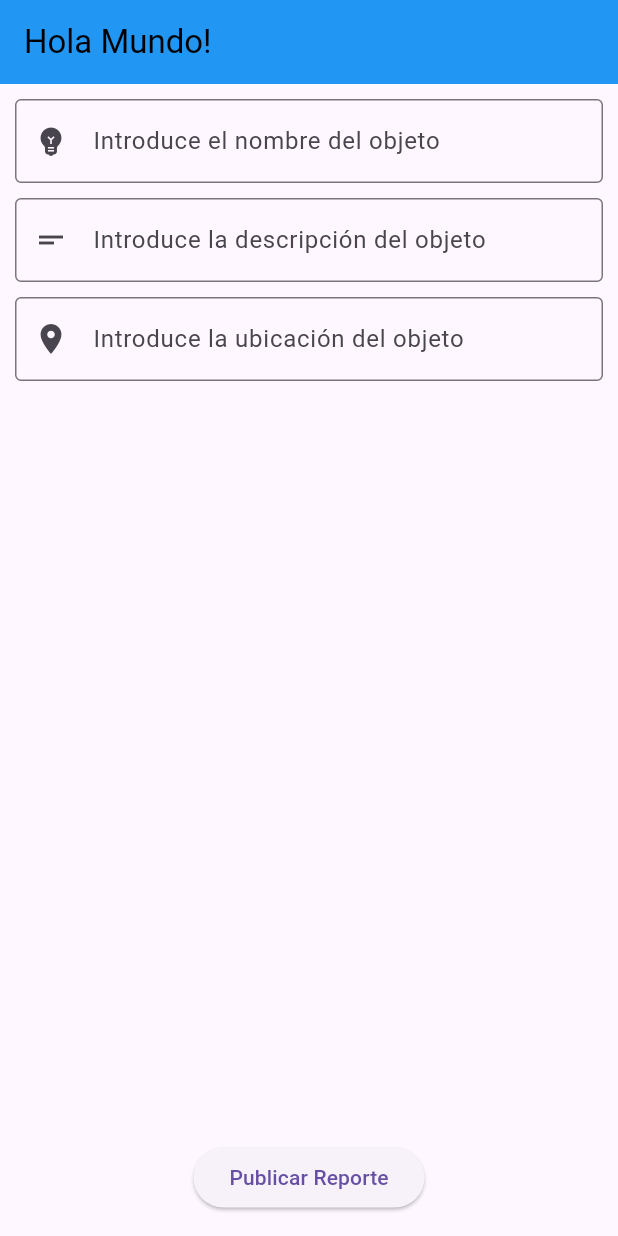
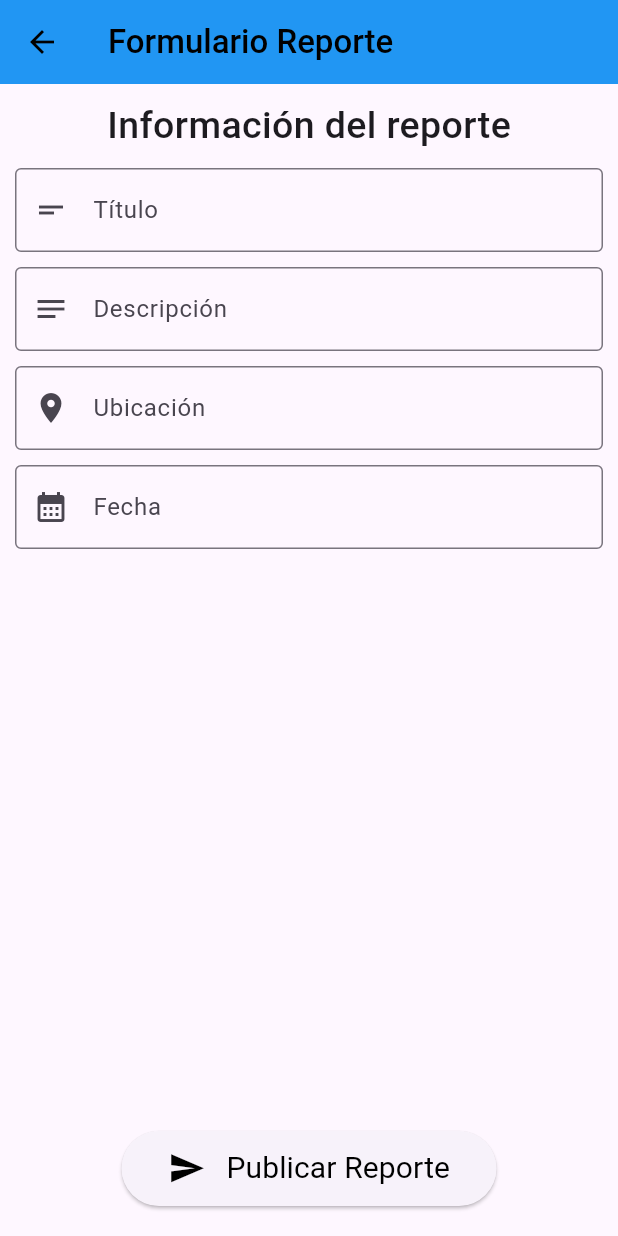
Before and after one commit to jmonsalve622/Proyecto-Ing-SW-10, a Flutter app: the CreateReportPage screen opened directly, on a phone screen of 412 x 824 dp. Run offline on Flutter 3.47's test engine with Material 3 defaults, Android fonts, the phone set to English and light mode, and no system bars.

Commit message:
Avances creación de reporte

```diff
--- a/lib/main.dart
+++ b/lib/main.dart
@@ -12,7 +12,7 @@ class MainApp extends StatelessWidget {
   @override
   Widget build(BuildContext context) {
     return  MaterialApp(
-      home: CreateReportPage()  //HomePage()
+      home: HomePage() //CreateReportPage()
       );
   }
 }
--- a/lib/pages/create_report_page.dart
+++ b/lib/pages/create_report_page.dart
@@ -1,3 +1,5 @@
+import 'dart:ui';
+
 import 'package:flutter/material.dart';
 
 class CreateReportPage extends StatefulWidget {
@@ -8,31 +10,33 @@ class CreateReportPage extends StatefulWidget {
 }
 
 class _CreateReportPageState extends State<CreateReportPage> {
+  String objectName = "";
+  String objectDescription = "";
+  String objectUbication = "";
+
+  final TextEditingController _fechaController = TextEditingController();
+
+
   @override
   Widget build(BuildContext context) {
     return Scaffold(
       appBar: AppBar(
         backgroundColor: Colors.blue,
         foregroundColor: Colors.black,
-        title: Text("Hola Mundo!"),
+        title: Text("Formulario Reporte", style: TextStyle(fontWeight: FontWeight.w500)),
       ),
       body: Column(
         children: [
           Padding(
-            padding: const EdgeInsets.only(top: 10, left: 10, right: 10, bottom: 5),
-            child: TextField(
-              decoration: InputDecoration(
-                hintText: "Introduce el nombre del objeto",
-                border: OutlineInputBorder(),
-                prefixIcon: Icon(Icons.emoji_objects)
-              ),
-            ),
+            padding: EdgeInsets.only(top: 10, left: 10, right: 10, bottom: 5),
+            child: Text("Información del reporte", style: TextStyle(fontSize: 25, fontWeight: FontWeight.w500))
           ),
           Padding(
             padding: const EdgeInsets.only(top: 5, left: 10, right: 10, bottom: 5),
             child: TextField(
               decoration: InputDecoration(
-                hintText: "Introduce la descripción del objeto",
+                labelText: "Título",
+                hintText: "Ingrese el nombre del objeto",
                 border: OutlineInputBorder(),
                 prefixIcon: Icon(Icons.short_text)
               ),
@@ -42,24 +46,73 @@ class _CreateReportPageState extends State<CreateReportPage> {
             padding: const EdgeInsets.only(top: 5, left: 10, right: 10, bottom: 5),
             child: TextField(
               decoration: InputDecoration(
-                hintText: "Introduce la ubicación del objeto",
+                labelText: "Descripción",
+                hintText: "Ingrese la descripción del objeto",
+                border: OutlineInputBorder(),
+                prefixIcon: Icon(Icons.notes)
+              ),
+            ),
+          ),
+          Padding(
+            padding: const EdgeInsets.only(top: 5, left: 10, right: 10, bottom: 5),
+            child: TextField(
+              decoration: InputDecoration(
+              labelText: "Ubicación",
+              hintText: "Ingrese la ubicación del objeto",
               border: OutlineInputBorder(),
               prefixIcon: Icon(Icons.place)
               ),
             ),
           ),
+          Padding(
+            padding: const EdgeInsets.only(top: 5, left: 10, right: 10, bottom: 5),
+            child: TextField(
+              controller: _fechaController,
+              readOnly: true,
+              decoration: InputDecoration(
+                labelText: 'Fecha',
+                hintText: "dd/mm/aaaa",
+                border: OutlineInputBorder(),
+                prefixIcon: Icon(Icons.calendar_month)
+                ),
+              onTap: () async {
+                DateTime? pickedDate = await showDatePicker(
+                  context: context,
+                  initialDate: DateTime.now(),
+                  firstDate: DateTime(2000),
+                  lastDate: DateTime(2100),
+                );
+
+                if (pickedDate != null) {
+                  _fechaController.text =
+                      "${pickedDate.day}/${pickedDate.month}/${pickedDate.year}";
+                }
+              },
+            )
+          ),
+
+
           Spacer(),
           Padding(
-                padding: const EdgeInsets.all(15),
+            padding: const EdgeInsets.all(20),
+            child: SizedBox(
+              width: 250,
+              height: 50,
               child: ElevatedButton(
                 onPressed: () {
                   Navigator.pop(context);
                 },
-                  child: Text("Publicar Reporte")
+                child: Row(
+                  mainAxisAlignment: MainAxisAlignment.spaceAround,
+                  children: [
+                    Icon(Icons.send, color: Colors.black, size: 25),
+                    Text("Publicar Reporte", style: TextStyle(fontSize: 20, fontWeight: FontWeight.w400, color: Colors.black),),
+                  ],
+                )
+              ),
             ),
           )
-        ],
-        )
+      ])
     );
   }
 }
--- a/lib/pages/home_page.dart
+++ b/lib/pages/home_page.dart
@@ -1,4 +1,5 @@
 import 'package:flutter/material.dart';
+import 'package:proyecto_ing_sw_10/pages/create_report_page.dart';
 import 'package:proyecto_ing_sw_10/utils/logic.dart';
 
 class HomePage extends StatefulWidget {
@@ -21,9 +22,9 @@ class _HomePageState extends State<HomePage> {
         actions: [
           ElevatedButton(
             onPressed: () {
-
+              Navigator.push(context, MaterialPageRoute(builder: (context) => CreateReportPage()));
             },
-            child: Text("Publicar")
+            child: Icon(Icons.add)//Text("Publicar")
             )
             ],
       ),
--- a/lib/utils/logic.dart
+++ b/lib/utils/logic.dart
@@ -74,10 +74,15 @@ class Report {
 //Clase manejadora de reportes en memoria, este crea una lista donde guardar la info de las publicaciones,
 //al cerrar la aplicacion, toda info de reportes hechos anteriormente, seran eliminadas.
 class ReportManager {
+  static int idCount = 0;
   static final List<Report> _reports = [];
 
   //Obtener todos los reportes
   static List<Report> get reports => _reports;
+
+  static int incrementCount () {
+    return idCount++;
+  }
 
   //Agregar un reporte
   static void addReport(Report report) {
```
Lines whose indentation alone changed are shown as unchanged.
